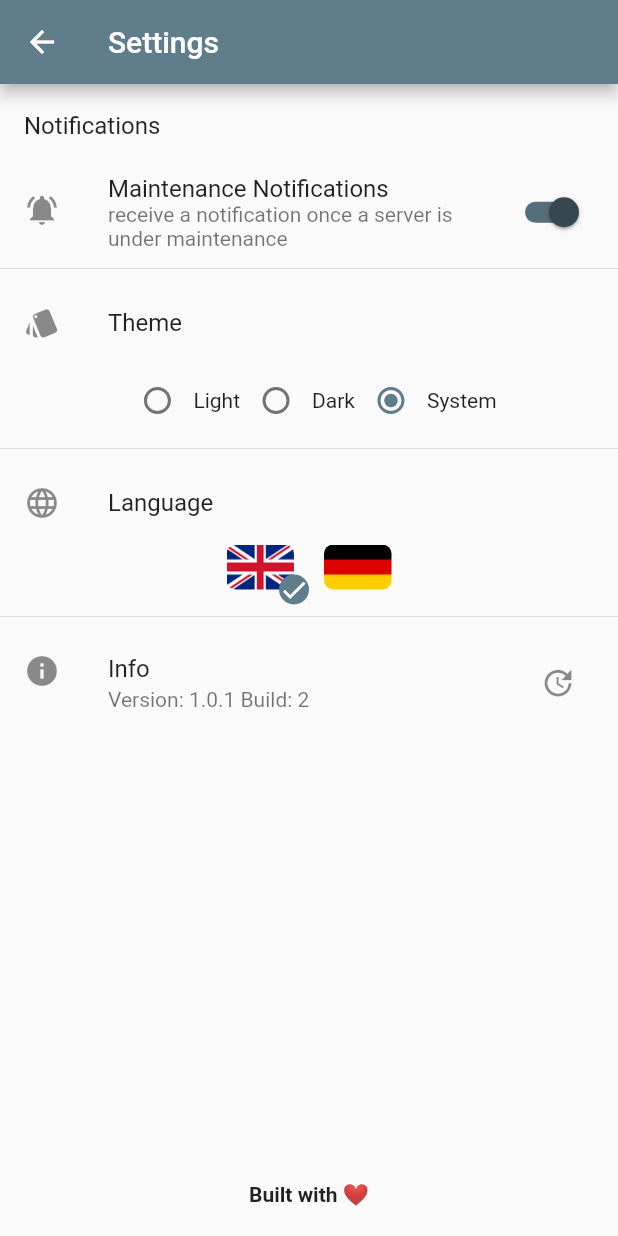
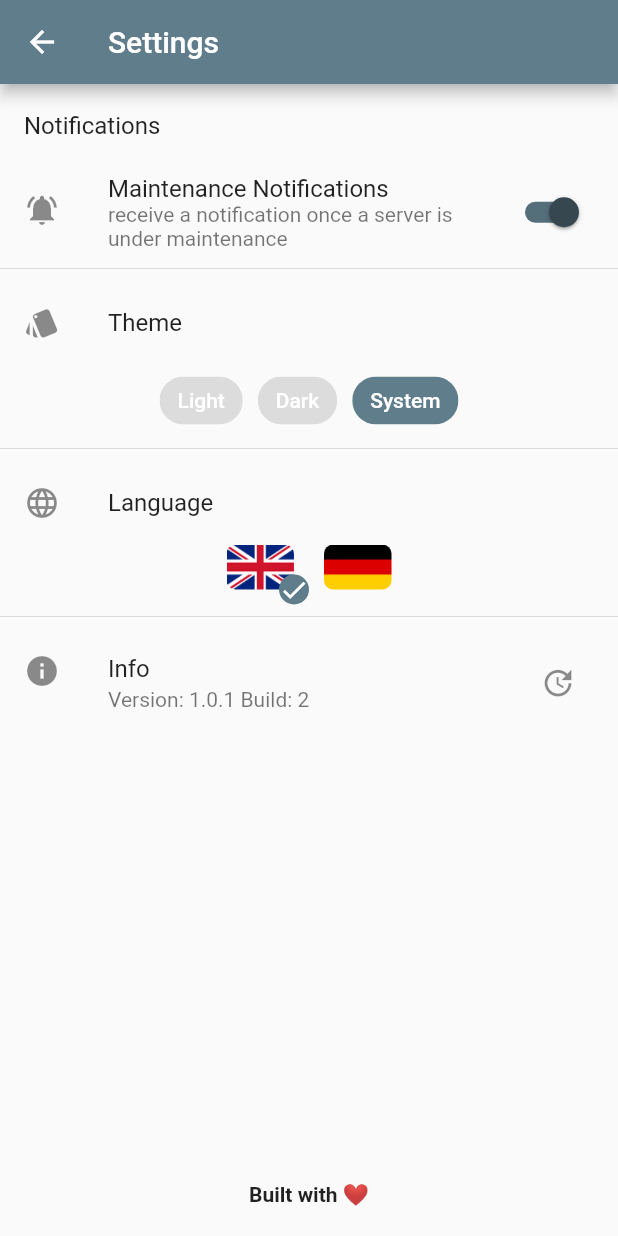
Before and after one commit to Incr3dible/sc-utility, a Flutter app: the SettingsPage screen opened by its route, on a phone screen of 412 x 824 dp. Run offline on Flutter 3.47's test engine with Material 2 defaults, Android fonts, the phone set to English and light mode, and no system bars; our stand-ins replace firebase_messaging, package_info, permission_handler, photo_view, share, shared_preferences; missing offline and left inert: device_apps, root_access; accounts and stored records are empty.

Commit message:
added more translated texts, better theme design in settings

```diff
--- a/src/lib/pages/settings.dart
+++ b/src/lib/pages/settings.dart
@@ -2,6 +2,7 @@ import 'package:flutter/cupertino.dart';
 import 'package:flutter/material.dart';
 import 'package:sc_utility/api/GithubApiClient.dart';
 import 'package:sc_utility/utils/flutterextentions.dart';
+import 'package:url_launcher/url_launcher.dart';
 import '../resources.dart';
 import '../translationProvider.dart';
 
@@ -129,27 +130,47 @@ class SettingsState extends State<SettingsPage> {
                           TranslationProvider.get("TID_THEME"),
                         )),
                     Center(
-                      child: Row(
-                        mainAxisSize: MainAxisSize.min,
+                      child: Wrap(
                         children: [
-                          Radio<int>(
-                            value: 0,
-                            groupValue: nightModeState,
-                            onChanged: handleRadioValueChanged,
+                          ChoiceChip(
+                            selectedColor: Theme.of(context).accentColor,
+                            labelStyle: TextStyle(color: Colors.white),
+                            label: Text(TranslationProvider.get("TID_LIGHT")),
+                            selected: nightModeState == 0,
+                            onSelected: (value) {
+                              handleRadioValueChanged(0);
+                            },
                           ),
-                          Text(TranslationProvider.get("TID_LIGHT")),
-                          Radio<int>(
-                            value: 1,
-                            groupValue: nightModeState,
-                            onChanged: handleRadioValueChanged,
+                          const SizedBox(width: 10),
+                          ChoiceChip(
+                            selectedColor: Theme.of(context).accentColor,
+                            labelStyle: TextStyle(
+                                color: nightModeState > 0
+                                    ? Colors.white
+                                    : Colors.black),
+                            label: Text(TranslationProvider.get("TID_DARK")),
+                            selected: nightModeState == 1,
+                            onSelected: (value) {
+                              setState(() {
+                                handleRadioValueChanged(1);
+                              });
+                            },
                           ),
-                          Text(TranslationProvider.get("TID_DARK")),
-                          Radio<int>(
-                            value: 2,
-                            groupValue: nightModeState,
-                            onChanged: handleRadioValueChanged,
+                          const SizedBox(width: 10),
+                          ChoiceChip(
+                            selectedColor: Theme.of(context).accentColor,
+                            labelStyle: TextStyle(
+                                color: nightModeState > 0
+                                    ? Colors.white
+                                    : Colors.black),
+                            label: Text("System"),
+                            selected: nightModeState == 2,
+                            onSelected: (value) {
+                              setState(() {
+                                handleRadioValueChanged(2);
+                              });
+                            },
                           ),
-                          Text("System"),
                         ],
                       ),
                     ),
@@ -191,14 +212,21 @@ class SettingsState extends State<SettingsPage> {
                             FlutterExtensions
                                 .showPopupDialogWithActionAndCancel(
                                     context,
-                                    "Update available",
-                                    "A new update for this app is available!",
-                                    "Download",
-                                    () => {},
+                                    TranslationProvider.get(
+                                        "TID_UPDATE_AVAILABLE"),
+                                    TranslationProvider.get(
+                                        "TID_UPDATE_AVAILABLE_DESC"),
+                                    TranslationProvider.get("TID_DOWNLOAD"),
+                                    () => {
+                                          launchURL(
+                                              "https://github.com/Incr3dible/sc-utility/releases")
+                                        },
                                     false);
                           } else {
-                            FlutterExtensions.showPopupDialog(context,
-                                "Up-to-date", "You are on the latest version.");
+                            FlutterExtensions.showPopupDialog(
+                                context,
+                                TranslationProvider.get("TID_UP_TO_DATE"),
+                                TranslationProvider.get("TID_LATEST_VERSION"));
                           }
                         },
                       ),
@@ -225,6 +253,14 @@ class SettingsState extends State<SettingsPage> {
                 )
               : SizedBox.shrink()
         ]));
+  }
+
+  void launchURL(String url) async {
+    if (await canLaunch(url)) {
+      await launch(url);
+    } else {
+      throw 'Could not launch $url';
+    }
   }
 
   Widget flagButton(int index, String assetImage, bool selected) {
--- a/src/lib/translationProvider.dart
+++ b/src/lib/translationProvider.dart
@@ -11,7 +11,18 @@ class TranslationProvider {
       "TID_NOTIFICATIONS": "Notifications",
       "TID_MAINTENANCE_NOTIFICATIONS": "Maintenance Notifications",
       "TID_MAINTENANCE_NOTIFICATION_DESC":
-          "receive a notification once a server is under maintenance"
+          "receive a notification once a server is under maintenance",
+      "TID_LATEST_VERSION": "You are on the latest version",
+      "TID_UP_TO_DATE": "Up-to-date",
+      "TID_DOWNLOAD": "Download",
+      "TID_UPDATE_AVAILABLE": "Update available",
+      "TID_UPDATE_AVAILABLE_DESC": "A new update for this app is available!",
+      "TID_WELCOME_MESSAGE":
+          "Welcome to the Supercell Utility!\nThis app requires root for some features so make sure you have given root access to this app.",
+      "TID_MORE": "More",
+      "TID_MORE_DESC":
+          "do you need help or want to look at the code on Github?",
+      "TID_OPEN_SOURCE_DESC": "an open source project"
     },
     {
       "TID_SETTINGS": "Einstellungen",
@@ -22,7 +33,19 @@ class TranslationProvider {
       "TID_NOTIFICATIONS": "Benachrichtigungen",
       "TID_MAINTENANCE_NOTIFICATIONS": "Wartungsbenachrichtigungen",
       "TID_MAINTENANCE_NOTIFICATION_DESC":
-      "eine Benachrichtigung erhalten, sobald ein Server in Wartung ist"
+          "eine Benachrichtigung erhalten, sobald ein Server in Wartung ist",
+      "TID_LATEST_VERSION": "Die App befindet sich auf der neuesten Version",
+      "TID_UP_TO_DATE": "Auf dem neuesten Stand",
+      "TID_DOWNLOAD": "Herunterladen",
+      "TID_UPDATE_AVAILABLE": "Update verfügbar",
+      "TID_UPDATE_AVAILABLE_DESC":
+          "Ein neues Update für diese App ist verfügbar!",
+      "TID_WELCOME_MESSAGE":
+          "Willkommen beim Supercell Utility!\nDiese Anwendung benötigt für einige Funktionen root, stelle also sicher, dass du dieser Anwendung root-Zugriff gewährt hast.",
+      "TID_MORE": "Mehr",
+      "TID_MORE_DESC":
+          "brauchst du Hilfe oder möchtest den Code auf Github ansehen?",
+      "TID_OPEN_SOURCE_DESC": "ein Open-Source-Projekt"
     },
   };
 
```
Also changed, not shown: src/lib/main.dart (+7 -6 lines).
